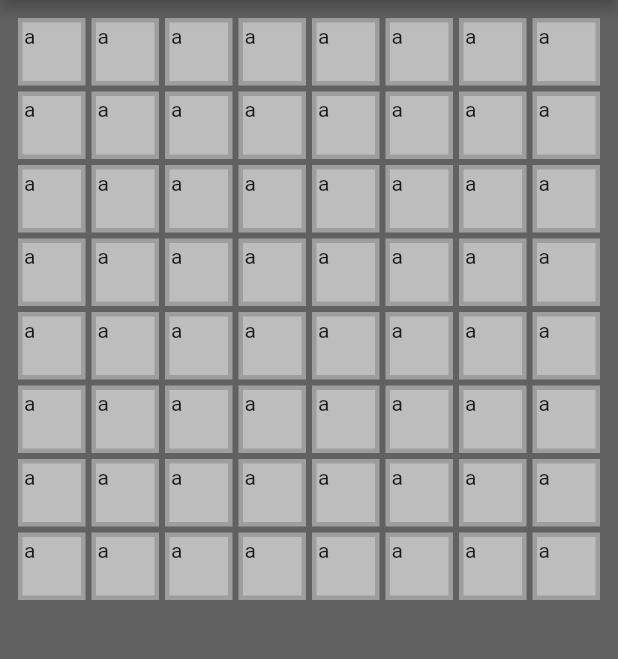
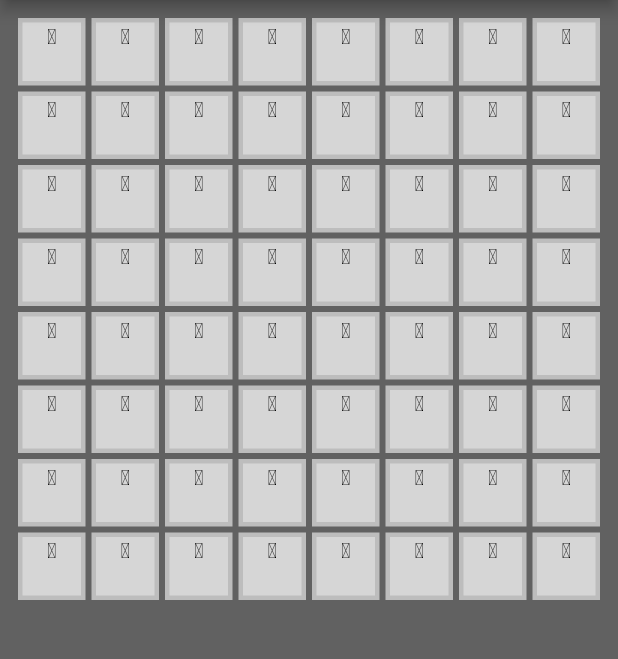
Before and after one commit to m-rahimy/minesweeper, a Flutter app: the screen it shows after launch, on a phone screen of 412 x 824 dp, the part 84-743 px from its top. Run offline on Flutter 3.47's test engine with Material 2 defaults, Android fonts, the phone set to English and light mode, and no system bars.

Commit message:
+ convered tile for flagged/covered

```diff
--- a/lib/main.dart
+++ b/lib/main.dart
@@ -71,12 +71,21 @@ class BoardState extends State<Board> {
       List<Widget> rowsChildren = <Widget>[];
       for (int j = 0; j < cols; j++) {
         TileState state = uiState[i][j];
-        if (state == TileState.covered) {
-          rowsChildren.add(GestureDetector(
+        if (state == TileState.covered || state == TileState.flagged) {
+          rowsChildren.add(
+            GestureDetector(
               onTap: () {
                 print('tapped on $i $j');
               },
-              child: Listener(child: buildInnerTile(buildTile(Text('a'), containerW), containerW))));
+              child: Listener(
+                child: CoveredMineTile(
+                  flagged: state == TileState.flagged,
+                  posX: i,
+                  posY: j,
+                ),
+              ),
+            ),
+          );
         }
       }
       boardRow.add(Row(
@@ -134,7 +143,6 @@ Widget buildTile(Widget child, double size) {
   );
 }
 
-
 class CoveredMineTile extends StatelessWidget {
   final bool flagged;
   final int posX;
@@ -148,8 +156,8 @@ class CoveredMineTile extends StatelessWidget {
     final w = MediaQuery.of(context).size.width;
     final size = (w - (2 * 10) - (rows * 4)) / rows;
     Widget text;
-    if (flagged) {
-      text = buildInnerTile(RichText(
+    if (!flagged) {
+      text = RichText(
         text: TextSpan(
             text: "\u2691",
             style: TextStyle(
@@ -157,14 +165,14 @@ class CoveredMineTile extends StatelessWidget {
               fontWeight: FontWeight.bold,
             )),
         textAlign: TextAlign.center,
-      ), size);
+      );
     }
 
     Widget innerTile = Container(
       padding: EdgeInsets.all(1.0),
       margin: EdgeInsets.all(2.0),
-      height: 20.0,
-      width: 20.0,
+      height: size,
+      width: size,
       color: Colors.grey[350],
       child: text,
     );
```
